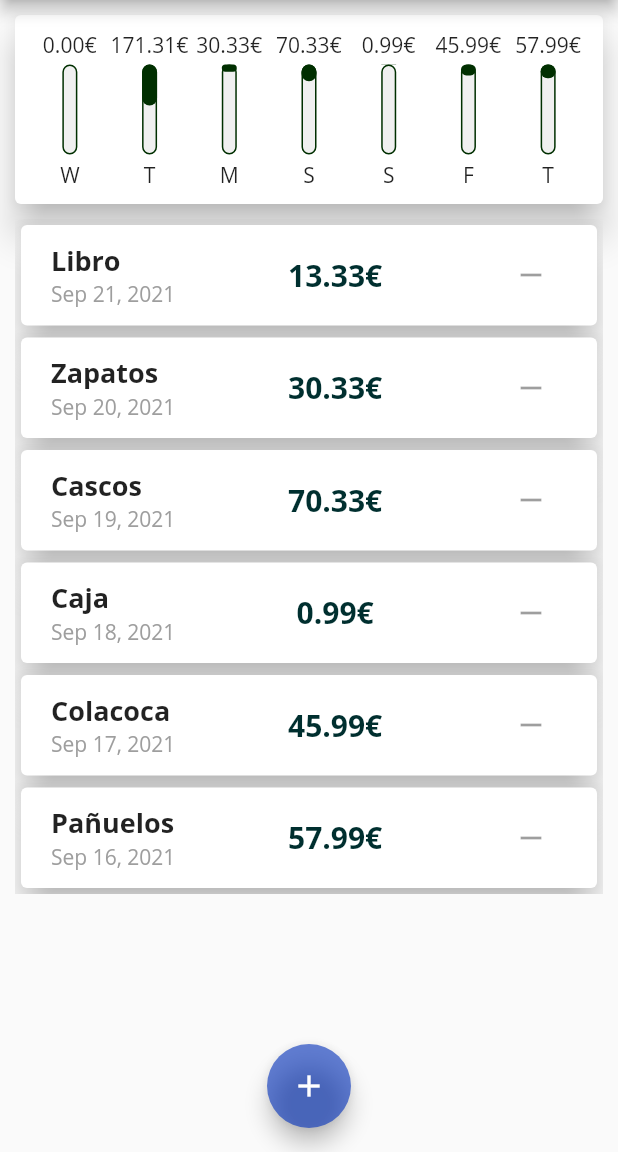
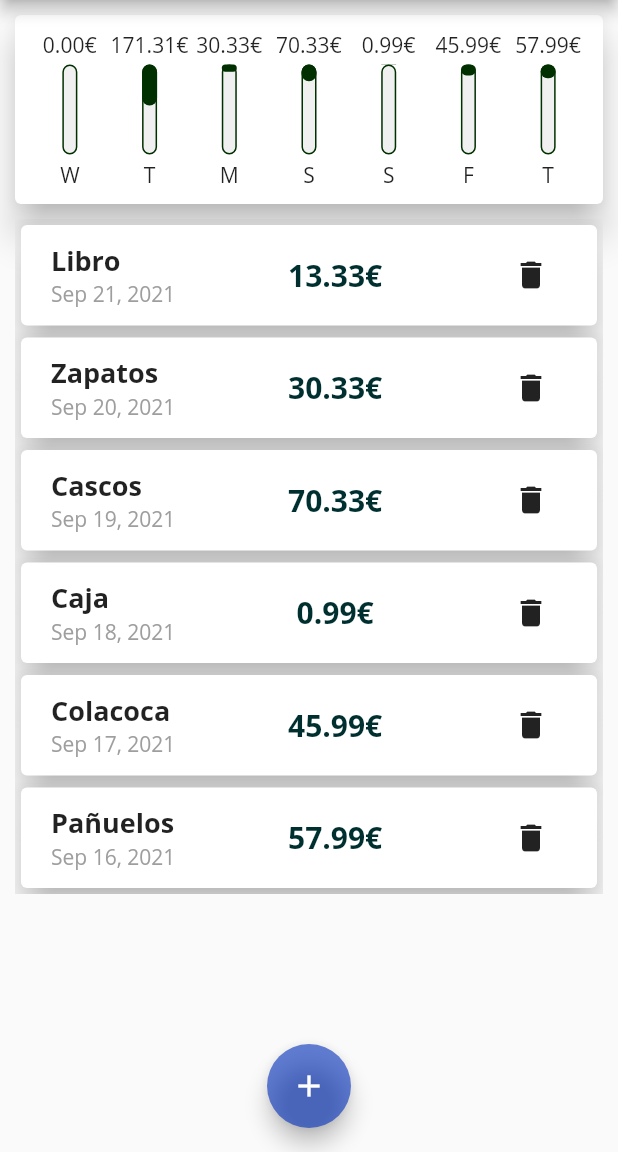
Before and after one commit to futbolin/Curso-Flutter---Dart, a Flutter app: the screen it shows after launch, on a phone screen of 412 x 824 dp, the part 84-1236 px from its top. Run offline on Flutter 3.47's test engine with Material 2 defaults, Android fonts, the phone set to English and light mode, and no system bars.

```diff
--- a/ejercicios/gastos_personales/lib/widgets/nueva_transaccion.dart
+++ b/ejercicios/gastos_personales/lib/widgets/nueva_transaccion.dart
@@ -15,7 +15,7 @@ class _NuevaTransaccionState extends State<NuevaTransaccion> {
 
   final precioControlador = TextEditingController();
 
-  DateTime fechaEscogida = DateTime.now() ;
+  DateTime? fechaEscogida;
 
   void startEscogerFecha() {
     showDatePicker(
--- a/ejercicios/gastos_personales/lib/widgets/transacciones_lista.dart
+++ b/ejercicios/gastos_personales/lib/widgets/transacciones_lista.dart
@@ -78,10 +78,14 @@ class TransaccionesLista extends StatelessWidget {
                                 ),
                               ),
                             ),
-                            IconButton(
-                                onPressed: eliminarTransaccion(
-                                    transaccionesDelUsuario[index].id),
-                                icon: Icon(Icons.remove)),
+                            Column(
+                              children: [
+                                IconButton(
+                                    onPressed: () => eliminarTransaccion(
+                                        transaccionesDelUsuario[index].id),
+                                    icon: Icon(Icons.delete)),
+                              ],
+                            ),
                           ],
                         ),
                       ),
```
Also changed, not shown: ejercicios/gastos_personales/lib/main.dart (+5 -5 lines), capturas/resumenModulo5.png (added), 3 other files.
